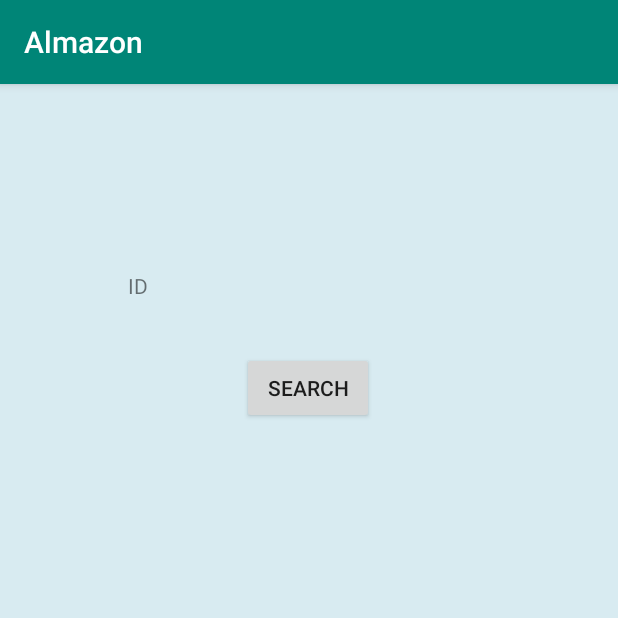
After one commit to ImanolM/AndroidApp-CRUD, an Android app: the ProductManagerActivity screen opened directly, with no data from a screen before it, on a phone screen of 412 x 824 dp, the top half of it. The commit adds this screen. Run offline under Robolectric (Android 15) with nearby library versions, the phone set to English and light mode, and no system bars.

Commit message:
Añadidas actividades y strings

```diff
--- a/app/src/main/AndroidManifest.xml
+++ b/app/src/main/AndroidManifest.xml
@@ -12,7 +12,8 @@
         android:roundIcon="@mipmap/ic_launcher_round"
         android:supportsRtl="true"
         android:theme="@style/AppTheme">
-        <activity android:name=".activities.CreateProductActivity"></activity>
+        <activity android:name=".activities.ProductManagerActivity"></activity>
+        <activity android:name=".activities.CreateProductActivity" />
         <activity android:name=".activities.DashboardActivity" />
         <activity android:name=".activities.WelcomeActivity" />
         <activity android:name=".MainActivity">
--- /dev/null
+++ b/app/src/main/java/com/example/almazon/activities/ProductManagerActivity.java
@@ -0,0 +1,16 @@
+package com.example.almazon.activities;
+
+import androidx.appcompat.app.AppCompatActivity;
+
+import android.os.Bundle;
+
+import com.example.almazon.R;
+
+public class ProductManagerActivity extends AppCompatActivity {
+
+    @Override
+    protected void onCreate(Bundle savedInstanceState) {
+        super.onCreate(savedInstanceState);
+        setContentView(R.layout.activity_product_manager);
+    }
+}
--- a/app/src/main/res/layout/activity_create_product.xml
+++ b/app/src/main/res/layout/activity_create_product.xml
@@ -20,7 +20,7 @@
         app:layout_constraintVertical_bias="0.423" />
 
     <EditText
-        android:id="@+id/txt_productWeight"
+        android:id="@+id/txt_productName"
         android:layout_width="155dp"
         android:layout_height="44dp"
         android:ems="10"
@@ -68,7 +68,7 @@
         app:layout_constraintVertical_bias="0.341" />
 
     <EditText
-        android:id="@+id/txt_productName"
+        android:id="@+id/txt_productWeight"
         android:layout_width="155dp"
         android:layout_height="44dp"
         android:ems="10"
--- /dev/null
+++ b/app/src/main/res/layout/activity_product_manager.xml
@@ -0,0 +1,33 @@
+<?xml version="1.0" encoding="utf-8"?>
+<androidx.constraintlayout.widget.ConstraintLayout xmlns:android="http://schemas.android.com/apk/res/android"
+    xmlns:app="http://schemas.android.com/apk/res-auto"
+    xmlns:tools="http://schemas.android.com/tools"
+    android:layout_width="match_parent"
+    android:layout_height="match_parent"
+    android:background="#D8EBF1"
+    tools:context=".activities.ProductManagerActivity">
+
+    <Button
+        android:id="@+id/btn_search"
+        android:layout_width="wrap_content"
+        android:layout_height="wrap_content"
+        android:text="@string/btn_requestProduct"
+        app:layout_constraintBottom_toBottomOf="parent"
+        app:layout_constraintEnd_toEndOf="parent"
+        app:layout_constraintHorizontal_bias="0.498"
+        app:layout_constraintStart_toStartOf="parent"
+        app:layout_constraintTop_toTopOf="parent"
+        app:layout_constraintVertical_bias="0.248" />
+
+    <TextView
+        android:id="@+id/lbl_ID"
+        android:layout_width="48dp"
+        android:layout_height="18dp"
+        android:text="@string/lbl_ID"
+        app:layout_constraintBottom_toBottomOf="parent"
+        app:layout_constraintEnd_toEndOf="parent"
+        app:layout_constraintHorizontal_bias="0.234"
+        app:layout_constraintStart_toStartOf="parent"
+        app:layout_constraintTop_toTopOf="parent"
+        app:layout_constraintVertical_bias="0.166" />
+</androidx.constraintlayout.widget.ConstraintLayout>
--- a/app/src/main/res/values/strings.xml
+++ b/app/src/main/res/values/strings.xml
@@ -11,4 +11,12 @@
     <string name="lbl_weightProduct">Weight of product</string>
     <string name="lbl_priceProduct">Unit Price</string>
     <string name="btn_sendProduct">SEND PRODUCT</string>
+    <string name="lbl_ID">ID</string>
+    <string name="lbl_Name">Name</string>
+    <string name="lbl_Price">Unit Price</string>
+    <string name="lbl_Weight">Weight</string>
+    <string name="btn_requestProduct">Search</string>
+    <string name="btn_Edit">Edit</string>
+    <string name="btn_Delete">Delete</string>
+    <string name="btn_Update">UPDATE</string>
 </resources>
```
Also changed, not shown: app/src/main/java/com/example/almazon/MainActivity.java (+7 -10 lines), app/src/main/java/com/example/almazon/activities/CreateProductActivity.java (+27 -1 lines), app/src/main/java/com/example/almazon/models/Product.java (added, +99 -0 lines).
